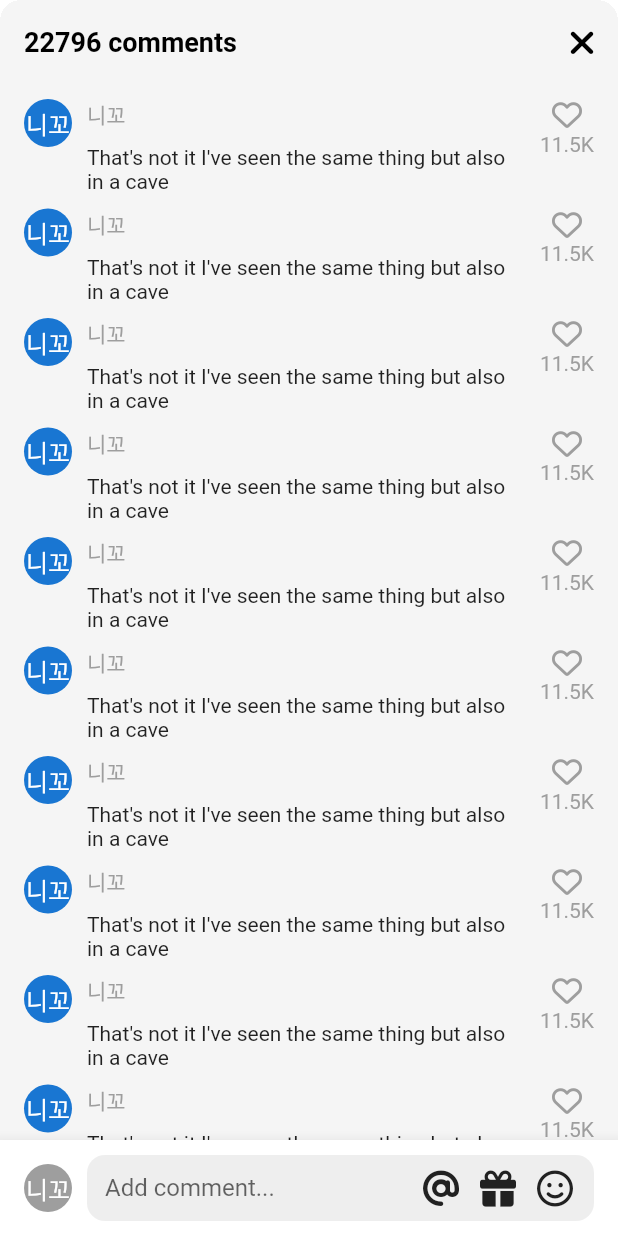
After one commit to yunjongpil/tiktok-clone, a Flutter app: the VideoComment screen opened directly, on a phone screen of 412 x 824 dp. The commit adds this screen. Run offline on Flutter 3.47's test engine with Material 2 defaults, Android fonts, the phone set to English and light mode, and no system bars; our stand-ins replace font_awesome_flutter, video_player, visibility_detector; network calls fail.

Commit message:
#8 comments section

```diff
--- a/lib/features/main_navigation/main_navigation_screen.dart
+++ b/lib/features/main_navigation/main_navigation_screen.dart
@@ -76,6 +76,7 @@ class _MainNavigationScreenState extends State<MainNavigationScreen> {
   @override
   Widget build(BuildContext context) {
     return Scaffold(
+        resizeToAvoidBottomInset: false,
         body: Stack(
           children: [
             Offstage(
--- a/lib/features/videos/video_timeline_screen.dart
+++ b/lib/features/videos/video_timeline_screen.dart
@@ -31,10 +31,10 @@ class _VideoTimelineScreenState extends State<VideoTimelineScreen> {
 
   void _onVideoFinished() {
     return;
-    _pageController.nextPage(
-      duration: _scrollDuration,
-      curve: _scrollCurve,
-    );
+    // _pageController.nextPage(
+    //   duration: _scrollDuration,
+    //   curve: _scrollCurve,
+    // );
   }
 
   @override
--- /dev/null
+++ b/lib/features/videos/widgets/video_comments.dart
@@ -0,0 +1,213 @@
+import 'package:flutter/material.dart';
+import 'package:font_awesome_flutter/font_awesome_flutter.dart';
+import 'package:tiktok_clone/constants/gaps.dart';
+import 'package:tiktok_clone/constants/sizes.dart';
+
+class VideoComment extends StatefulWidget {
+  const VideoComment({super.key});
+
+  @override
+  State<VideoComment> createState() => _VideoCommentState();
+}
+
+class _VideoCommentState extends State<VideoComment> {
+  bool _isWriting = false;
+
+  final ScrollController _scrollController = ScrollController();
+
+  void _onClosePressed() {
+    Navigator.of(context).pop();
+  }
+
+  void _stopWriting() {
+    FocusScope.of(context).unfocus();
+    setState(() {
+      _isWriting = false;
+    });
+  }
+
+  void _startWriting() {
+    setState(() {
+      _isWriting = true;
+    });
+  }
+
+  @override
+  Widget build(BuildContext context) {
+    final size = MediaQuery.of(context).size;
+    return Container(
+      height: size.height * 0.75,
+      clipBehavior: Clip.hardEdge,
+      decoration: BoxDecoration(
+        borderRadius: BorderRadius.circular(
+          Sizes.size14,
+        ),
+      ),
+      child: Scaffold(
+        backgroundColor: Colors.grey.shade100,
+        appBar: AppBar(
+          backgroundColor: Colors.grey.shade100,
+          automaticallyImplyLeading: false,
+          title: const Text("22796 comments"),
+          actions: [
+            IconButton(
+              onPressed: _onClosePressed,
+              icon: const FaIcon(
+                FontAwesomeIcons.xmark,
+              ),
+            ),
+          ],
+        ),
+        body: GestureDetector(
+          onTap: _stopWriting,
+          child: Stack(
+            children: [
+              Scrollbar(
+                controller: _scrollController,
+                child: ListView.separated(
+                  controller: _scrollController,
+                  padding: const EdgeInsets.only(
+                    top: Sizes.size10,
+                    left: Sizes.size16,
+                    right: Sizes.size16,
+                    bottom: Sizes.size96 + Sizes.size20,
+                  ),
+                  itemCount: 10,
+                  separatorBuilder: (
+                    BuildContext context,
+                    int index,
+                  ) {
+                    return Gaps.v10;
+                  },
+                  itemBuilder: (context, index) => Row(
+                    crossAxisAlignment: CrossAxisAlignment.start,
+                    children: [
+                      const CircleAvatar(
+                        radius: Sizes.size16,
+                        child: Text('니꼬'),
+                      ),
+                      Gaps.h10,
+                      Expanded(
+                        child: Column(
+                          crossAxisAlignment: CrossAxisAlignment.start,
+                          children: [
+                            Text(
+                              '니꼬',
+                              style: TextStyle(
+                                color: Colors.grey.shade500,
+                              ),
+                            ),
+                            Gaps.v10,
+                            const Text(
+                                "That's not it I've seen the same thing but also in a cave"),
+                          ],
+                        ),
+                      ),
+                      Gaps.h10,
+                      Column(
+                        children: [
+                          FaIcon(
+                            FontAwesomeIcons.heart,
+                            color: Colors.grey.shade500,
+                            size: Sizes.size20,
+                          ),
+                          Gaps.v2,
+                          Text(
+                            '11.5K',
+                            style: TextStyle(
+                              color: Colors.grey.shade500,
+                            ),
+                          ),
+                        ],
+                      ),
+                    ],
+                  ),
+                ),
+              ),
+              Positioned(
+                bottom: 0,
+                width: size.width,
+                child: BottomAppBar(
+                  color: Colors.white,
+                  child: Padding(
+                    padding: const EdgeInsets.symmetric(
+                      horizontal: Sizes.size16,
+                      vertical: Sizes.size10,
+                    ),
+                    child: Row(
+                      children: [
+                        CircleAvatar(
+                          radius: Sizes.size16,
+                          backgroundColor: Colors.grey.shade500,
+                          foregroundColor: Colors.white,
+                          child: const Text('니꼬'),
+                        ),
+                        Gaps.h10,
+                        Expanded(
+                          child: SizedBox(
+                            height: Sizes.size44,
+                            child: TextField(
+                              onTap: _startWriting,
+                              expands: true,
+                              minLines: null,
+                              maxLines: null,
+                              textInputAction: TextInputAction.newline,
+                              cursorColor: Theme.of(context).primaryColor,
+                              decoration: InputDecoration(
+                                  hintText: "Add comment...",
+                                  border: OutlineInputBorder(
+                                    borderRadius: BorderRadius.circular(
+                                      Sizes.size12,
+                                    ),
+                                    borderSide: BorderSide.none,
+                                  ),
+                                  contentPadding: const EdgeInsets.symmetric(
+                                    horizontal: Sizes.size12,
+                                    vertical: Sizes.size10,
+                                  ),
+                                  filled: true,
+                                  fillColor: Colors.grey.shade200,
+                                  suffixIcon: Row(
+                                    mainAxisSize: MainAxisSize.min,
+                                    children: [
+                                      FaIcon(
+                                        FontAwesomeIcons.at,
+                                        color: Colors.grey.shade900,
+                                      ),
+                                      Gaps.h14,
+                                      FaIcon(
+                                        FontAwesomeIcons.gift,
+                                        color: Colors.grey.shade900,
+                                      ),
+                                      Gaps.h14,
+                                      FaIcon(
+                                        FontAwesomeIcons.faceSmile,
+                                        color: Colors.grey.shade900,
+                                      ),
+                                      Gaps.h14,
+                                      if (_isWriting)
+                                        GestureDetector(
+                                          onTap: _stopWriting,
+                                          child: FaIcon(
+                                            FontAwesomeIcons.circleArrowUp,
+                                            color:
+                                                Theme.of(context).primaryColor,
+                                          ),
+                                        ),
+                                    ],
+                                  )),
+                            ),
+                          ),
+                        ),
+                      ],
+                    ),
+                  ),
+                ),
+              )
+            ],
+          ),
+        ),
+      ),
+    );
+  }
+}
--- a/lib/features/videos/widgets/video_post.dart
+++ b/lib/features/videos/widgets/video_post.dart
@@ -3,6 +3,7 @@ import 'package:font_awesome_flutter/font_awesome_flutter.dart';
 import 'package:tiktok_clone/constants/gaps.dart';
 import 'package:tiktok_clone/constants/sizes.dart';
 import 'package:tiktok_clone/features/videos/widgets/video_button.dart';
+import 'package:tiktok_clone/features/videos/widgets/video_comments.dart';
 import 'package:video_player/video_player.dart';
 import 'package:visibility_detector/visibility_detector.dart';
 
@@ -24,7 +25,7 @@ class VideoPost extends StatefulWidget {
 class _VideoPostState extends State<VideoPost>
     with SingleTickerProviderStateMixin {
   final VideoPlayerController _videoPlayerController =
-      VideoPlayerController.asset("assets/videos/video1.mp4");
+      VideoPlayerController.asset("assets/videos/video2.mp4");
 
   final Duration _animatedDuration = const Duration(milliseconds: 300);
 
@@ -69,7 +70,9 @@ class _VideoPostState extends State<VideoPost>
   }
 
   void _onVisibilityChanged(VisibilityInfo info) {
-    if (info.visibleFraction == 1 && !_videoPlayerController.value.isPlaying) {
+    if (info.visibleFraction == 1 &&
+        !_isPaused &&
+        !_videoPlayerController.value.isPlaying) {
       _videoPlayerController.play();
     }
   }
@@ -85,6 +88,20 @@ class _VideoPostState extends State<VideoPost>
     setState(() {
       _isPaused = !_isPaused;
     });
+  }
+
+  void _onCommentTap(BuildContext context) async {
+    if (_videoPlayerController.value.isPlaying) {
+      _onTogglePause();
+    }
+    await showModalBottomSheet(
+      isScrollControlled: true,
+      backgroundColor: Colors.transparent,
+      context: context,
+      builder: (context) => const VideoComment(),
+    );
+
+    _onTogglePause();
   }
 
   @override
@@ -160,8 +177,8 @@ class _VideoPostState extends State<VideoPost>
             bottom: 20,
             right: 10,
             child: Column(
-              children: const [
-                CircleAvatar(
+              children: [
+                const CircleAvatar(
                   radius: Sizes.size24,
                   backgroundColor: Colors.black,
                   foregroundColor: Colors.white,
@@ -170,17 +187,20 @@ class _VideoPostState extends State<VideoPost>
                   child: Text("니꼬"),
                 ),
                 Gaps.v20,
-                VideoButton(
+                const VideoButton(
                   icon: FontAwesomeIcons.solidHeart,
                   text: "2.9M",
                 ),
                 Gaps.v20,
-                VideoButton(
-                  icon: FontAwesomeIcons.solidComment,
-                  text: "33K",
+                GestureDetector(
+                  onTap: () => _onCommentTap(context),
+                  child: const VideoButton(
+                    icon: FontAwesomeIcons.solidComment,
+                    text: "33K",
+                  ),
                 ),
                 Gaps.v20,
-                VideoButton(
+                const VideoButton(
                   icon: FontAwesomeIcons.share,
                   text: "Share",
                 ),
--- a/pubspec.yaml
+++ b/pubspec.yaml
@@ -65,7 +65,7 @@ flutter:
 
   # To add assets to your application, add an assets section, like this:
   assets:
-    - assets/videos/video1.mp4
+    - assets/videos/video2.mp4
 
   # An image asset can refer to one or more resolution-specific "variants", see
   # https://flutter.dev/assets-and-images/#resolution-aware
```
Also changed, not shown: 1 other file.
